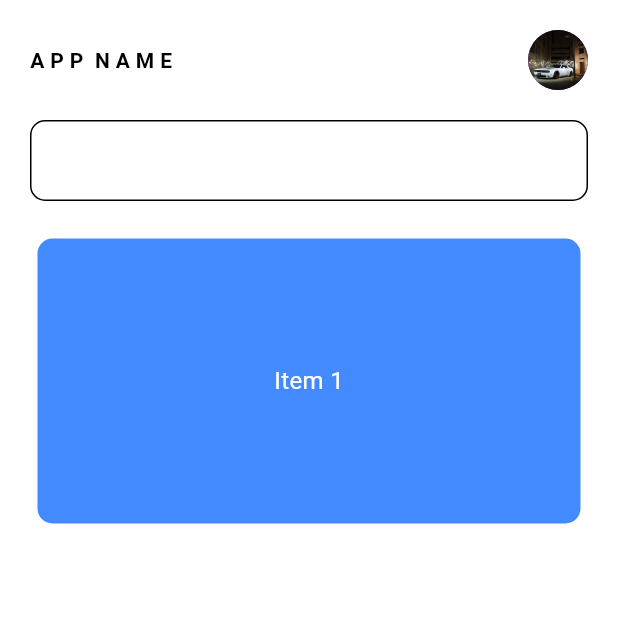
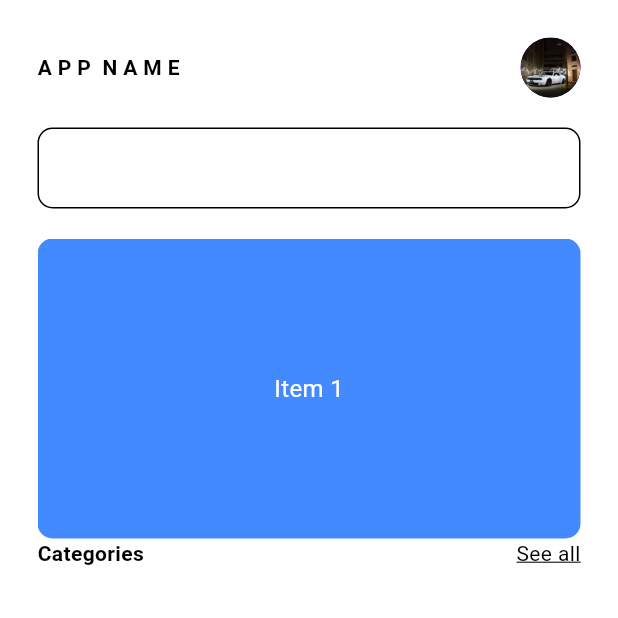
Before and after one commit to Ali-Sanad-Ali/cars, a Flutter app: the screen it shows after launch, on a phone screen of 412 x 824 dp, the top half of it. Run offline on Flutter 3.47's test engine with Material 3 defaults, Android fonts, the phone set to English and light mode, and no system bars; drawn by our look-alikes of carousel_slider.

Commit message:
header: need some adjustment

```diff
--- a/lib/views/home/home.dart
+++ b/lib/views/home/home.dart
@@ -1,3 +1,4 @@
+import 'package:cars_app/views/home/widgets/categories/category.dart';
 import 'package:cars_app/views/home/widgets/header/header.dart';
 import 'package:flutter/material.dart';
 
@@ -8,10 +9,11 @@ class HomePage extends StatelessWidget {
   Widget build(BuildContext context) {
     return Scaffold(
       body: Padding(
-        padding: const EdgeInsets.all(20.0),
+        padding: const EdgeInsets.all(25.0),
         child: Column(
           children: [
             Header(),
+            CategoryContainer(),
           ],
         ),
       ),
--- a/lib/views/home/widgets/carousel.dart
+++ b/lib/views/home/widgets/carousel.dart
@@ -10,7 +10,7 @@ class Carousel extends StatelessWidget {
       child: CarouselSlider(
         items: [1, 2, 3, 4, 5].map((e) {
           return Container(
-            margin: EdgeInsets.all(5.0),
+            // margin: EdgeInsets.all(5.0),
             decoration: BoxDecoration(
               color: Colors.blueAccent,
               borderRadius: BorderRadius.circular(10.0),
@@ -27,7 +27,6 @@ class Carousel extends StatelessWidget {
           height: 200.0,
           enlargeCenterPage: false,
           autoPlay: true,
-          aspectRatio: 10 / 9,
           autoPlayCurve: Curves.fastOutSlowIn,
           enableInfiniteScroll: true,
           autoPlayAnimationDuration: Duration(milliseconds: 1000),
--- /dev/null
+++ b/lib/views/home/widgets/categories/category.dart
@@ -0,0 +1,26 @@
+import 'package:flutter/material.dart';
+
+class CategoryContainer extends StatelessWidget {
+  const CategoryContainer({super.key});
+
+  @override
+  Widget build(BuildContext context) {
+    return Column(
+      children: [
+        Row(
+          children: [
+            Text('Categories',
+                style: TextStyle(
+                  fontWeight: FontWeight.bold,
+                )),
+            Spacer(),
+            Text(
+              'See all',
+              style: TextStyle(decoration: TextDecoration.underline),
+            ),
+          ],
+        )
+      ],
+    );
+  }
+}
```
